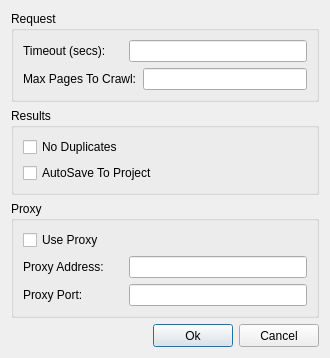
3nock/OTE, file sub3suite/src/Dialogs/PassiveConfigDialog.ui: the form before one commit.
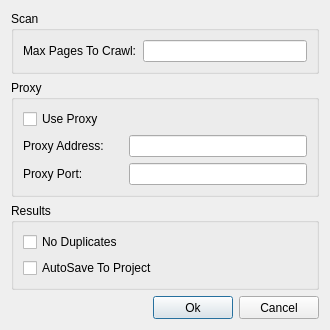
The form after the commit.

Diff of the .ui file:
```diff
--- a/sub3suite/src/Dialogs/PassiveConfigDialog.ui
+++ b/sub3suite/src/Dialogs/PassiveConfigDialog.ui
@@ -29,29 +29,9 @@
       </font>
      </property>
      <property name="title">
-      <string>Request</string>
+      <string>Scan</string>
      </property>
      <layout class="QVBoxLayout" name="verticalLayout">
-      <item>
-       <layout class="QHBoxLayout" name="horizontalLayout">
-        <item>
-         <widget class="QLabel" name="label_3">
-          <property name="minimumSize">
-           <size>
-            <width>100</width>
-            <height>0</height>
-           </size>
-          </property>
-          <property name="text">
-           <string>Timeout (secs):</string>
-          </property>
-         </widget>
-        </item>
-        <item>
-         <widget class="QLineEdit" name="lineEditTimeout"/>
-        </item>
-       </layout>
-      </item>
       <item>
        <layout class="QHBoxLayout" name="horizontalLayout_2">
         <item>
@@ -76,30 +56,7 @@
     </widget>
    </item>
    <item>
-    <widget class="QGroupBox" name="groupBox_3">
-     <property name="title">
-      <string>Results</string>
-     </property>
-     <layout class="QVBoxLayout" name="verticalLayout_4">
-      <item>
-       <widget class="QCheckBox" name="checkBoxNoDuplicates">
-        <property name="text">
-         <string>No Duplicates</string>
-        </property>
-       </widget>
-      </item>
-      <item>
-       <widget class="QCheckBox" name="checkBoxAutosave">
-        <property name="text">
-         <string>AutoSave To Project</string>
-        </property>
-       </widget>
-      </item>
-     </layout>
-    </widget>
-   </item>
-   <item>
-    <widget class="QGroupBox" name="groupBox_2">
+    <widget class="QGroupBox" name="groupBoxProxy">
      <property name="title">
       <string>Proxy</string>
      </property>
@@ -160,6 +117,29 @@
      </layout>
     </widget>
    </item>
+   <item>
+    <widget class="QGroupBox" name="groupBoxResults">
+     <property name="title">
+      <string>Results</string>
+     </property>
+     <layout class="QVBoxLayout" name="verticalLayout_4">
+      <item>
+       <widget class="QCheckBox" name="checkBoxNoDuplicates">
+        <property name="text">
+         <string>No Duplicates</string>
+        </property>
+       </widget>
+      </item>
+      <item>
+       <widget class="QCheckBox" name="checkBoxAutosave">
+        <property name="text">
+         <string>AutoSave To Project</string>
+        </property>
+       </widget>
+      </item>
+     </layout>
+    </widget>
+   </item>
    <item>
     <layout class="QHBoxLayout" name="horizontalLayout_5">
      <item>
```
Left out of the diff: 2 changed lines with no effect on the pictures.
